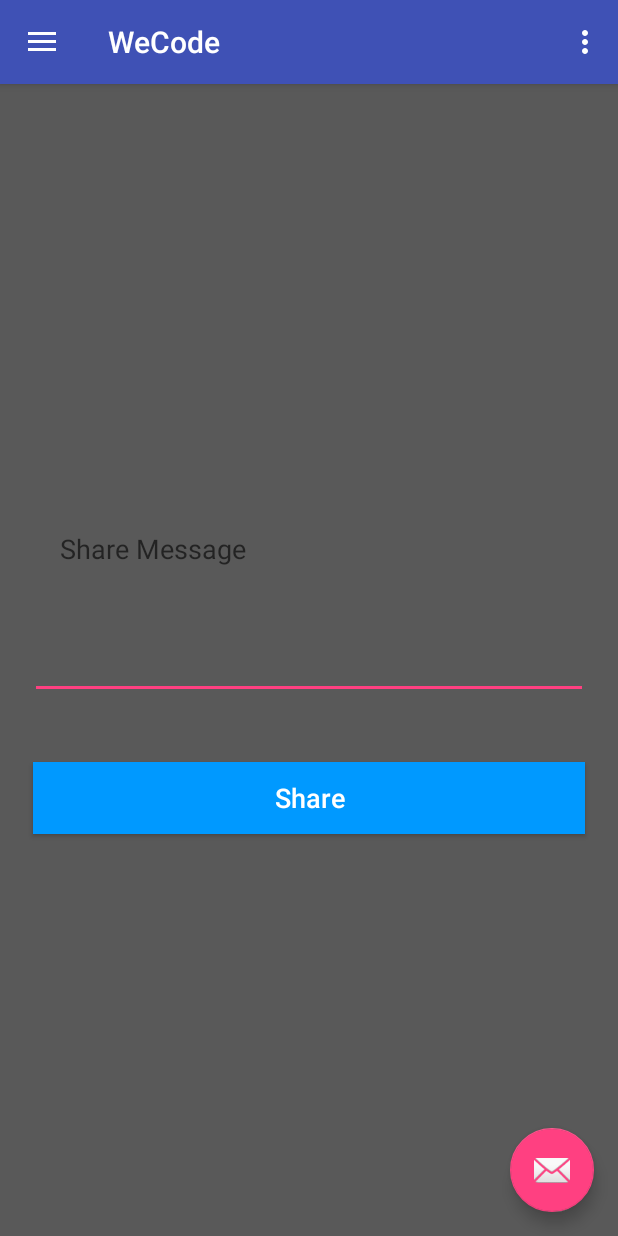
After one commit to soumyasiri/WeCodeHackathon, an Android app: the ShareActivity screen opened directly, with no data from a screen before it, on a phone screen of 412 x 824 dp. The commit adds this screen. Run offline under Robolectric (Android 15) with nearby library versions, the phone set to English and light mode, and no system bars.

Commit message:
Set up the share feature

```diff
--- a/app/src/main/AndroidManifest.xml
+++ b/app/src/main/AndroidManifest.xml
@@ -22,6 +22,7 @@
 
         <activity android:name=".activities.LoginActivity"/>
         <activity android:name=".activities.SignupActivity"/>
+        <activity android:name=".activities.ShareActivity"/>
     </application>
 
 </manifest>
--- a/app/src/main/java/info/wecode/MainActivity.java
+++ b/app/src/main/java/info/wecode/MainActivity.java
@@ -12,6 +12,7 @@ import android.view.Menu;
 import android.view.MenuItem;
 
 import info.wecode.activities.LoginActivity;
+import info.wecode.activities.ShareActivity;
 import info.wecode.database.UserDatabase;
 
 public class MainActivity extends AppCompatActivity
@@ -123,7 +124,7 @@ public class MainActivity extends AppCompatActivity
         } else if (id == R.id.nav_faq) {
 
         } else if (id == R.id.nav_share) {
-
+            startActivity(new Intent(this, ShareActivity.class));
         } else if (id == R.id.nav_contact_info) {
 
         }
--- /dev/null
+++ b/app/src/main/java/info/wecode/activities/ShareActivity.java
@@ -0,0 +1,47 @@
+package info.wecode.activities;
+
+import android.content.Context;
+import android.content.Intent;
+import android.os.Bundle;
+import android.view.LayoutInflater;
+import android.view.View;
+import android.widget.Button;
+import android.widget.EditText;
+
+import info.wecode.MainActivity;
+import info.wecode.R;
+
+public class ShareActivity extends MainActivity {
+
+    Button shareBtn;
+    EditText messageET;
+
+    @Override
+    protected void onCreate(Bundle savedInstanceState) {
+        super.onCreate(savedInstanceState);
+        LayoutInflater inflater = (LayoutInflater) this
+                .getSystemService(Context.LAYOUT_INFLATER_SERVICE);
+        View contentView = inflater.inflate(R.layout.activity_share, null, false);
+        mDrawer.addView(contentView, 0);
+        shareBtn = (Button) findViewById(R.id.shareBtn);
+        messageET = (EditText) findViewById(R.id.messageET);
+
+        shareBtn.setOnClickListener(new View.OnClickListener() {
+            @Override
+            public void onClick(View v) {
+
+                Intent sharingIntent = new Intent(android.content.Intent.ACTION_SEND);
+                sharingIntent.setType("text/plain");
+                String shareBody = messageET.getText().toString();
+                if (shareBody == null || shareBody.isEmpty()) {
+                    shareBody = "North West Milk Donation";
+                }
+                sharingIntent.putExtra(android.content.Intent.EXTRA_SUBJECT, "Milk Donated");
+                sharingIntent.putExtra(android.content.Intent.EXTRA_TEXT, shareBody);
+                startActivity(Intent.createChooser(sharingIntent, "Share via"));
+
+            }
+        });
+    }
+
+}
--- /dev/null
+++ b/app/src/main/res/layout/activity_share.xml
@@ -0,0 +1,38 @@
+<?xml version="1.0" encoding="utf-8"?>
+<android.support.constraint.ConstraintLayout xmlns:android="http://schemas.android.com/apk/res/android"
+    android:layout_width="match_parent"
+    android:layout_height="match_parent"
+    android:background="@android:color/white">
+
+    <LinearLayout
+        android:layout_width="match_parent"
+        android:layout_height="match_parent"
+        android:background="#595959"
+        android:gravity="center"
+        android:orientation="vertical">
+
+
+        <EditText
+            android:id="@+id/messageET"
+            android:layout_width="match_parent"
+            android:layout_height="200dp"
+            android:layout_margin="20dp"
+            android:hint="Share Message"
+            android:textColor="@android:color/white"
+            android:padding="20dp" />
+
+        <Button
+            android:id="@+id/shareBtn"
+            android:layout_width="fill_parent"
+            android:layout_height="wrap_content"
+            android:layout_margin="22dp"
+            android:background="#0099ff"
+            android:text="Share"
+            android:textAllCaps="false"
+            android:textColor="#fff"
+            android:textSize="18sp" />
+
+
+    </LinearLayout>
+
+</android.support.constraint.ConstraintLayout>
```
